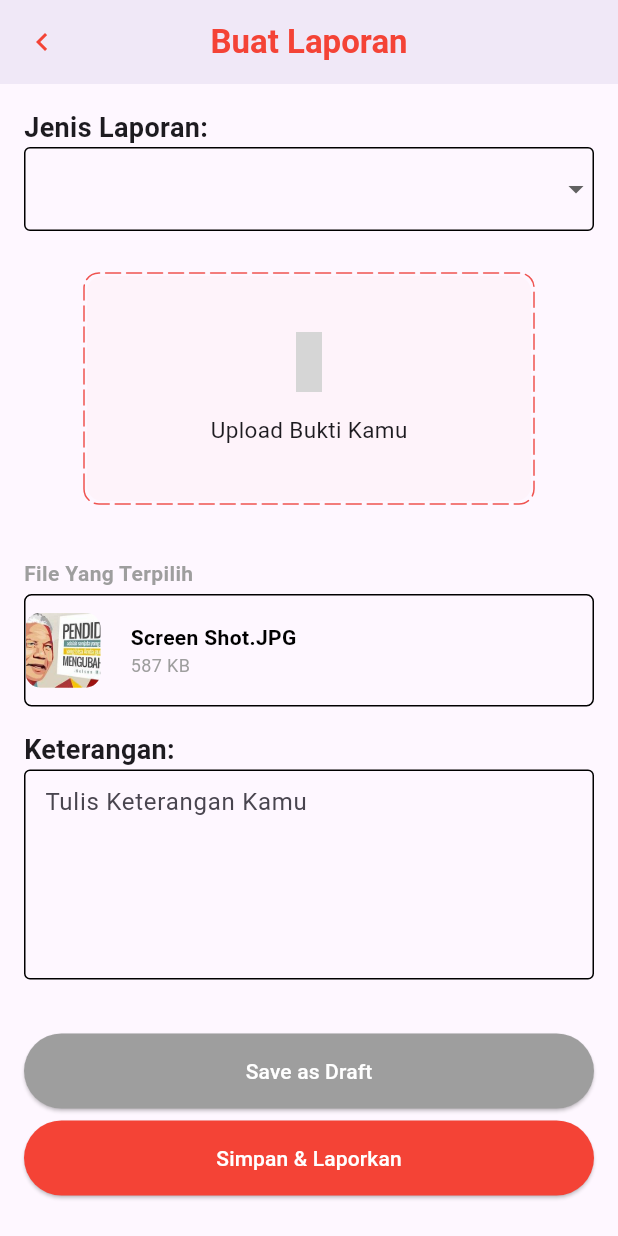
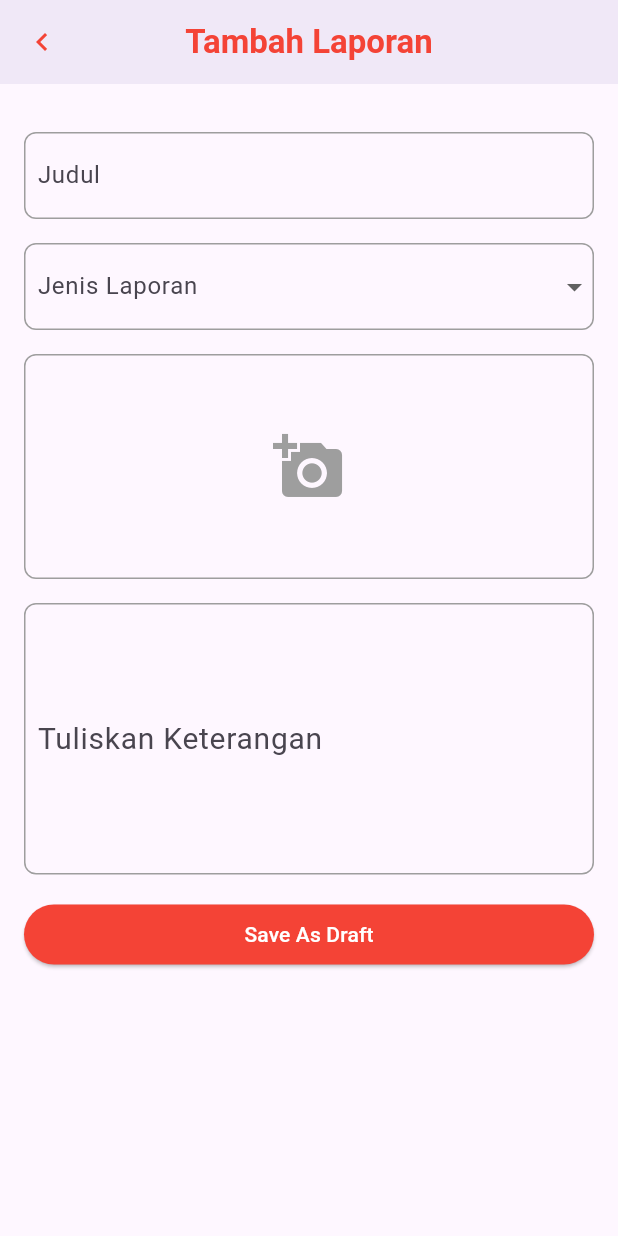
Before and after one commit to tangguhlaks/ayolapor-mobile, a Flutter app: the ReportPage screen opened directly, after a tap on "Tambah Laporan", on a phone screen of 412 x 824 dp. Run offline on Flutter 3.47's test engine with Material 3 defaults, Android fonts, the phone set to English and light mode, and no system bars; drawn by our look-alikes of dotted_border; our stand-ins replace file_picker, shared_preferences; accounts and stored records are empty; grey boxes are pictures that could not be loaded.

Commit message:
integrasi buatlaporan

```diff
--- a/lib/buatlaporan.dart
+++ b/lib/buatlaporan.dart
@@ -1,73 +1,38 @@
 import 'dart:io';
 
-import 'package:dio/dio.dart';
-import 'package:dotted_border/dotted_border.dart';
 import 'package:file_picker/file_picker.dart';
 import 'package:flutter/material.dart';
-import 'package:iconsax/iconsax.dart';
+import 'package:path/path.dart' as path;
+import 'package:http/http.dart' as http;
+import 'dart:convert';
+import 'package:shared_preferences/shared_preferences.dart';
+import 'GlobalConfig.dart';
 
 void main() {
-  runApp(MaterialApp(
-    home: BuatLaporan(),
-    debugShowCheckedModeBanner: false,
-  ));
+  runApp(MyApp());
 }
 
-class BuatLaporan extends StatefulWidget {
-  const BuatLaporan({Key? key}) : super(key: key);
-
+class MyApp extends StatelessWidget {
   @override
-  State<BuatLaporan> createState() => _BuatLaporanState();
+  Widget build(BuildContext context) {
+    return MaterialApp(
+      title: 'Tambah Laporan',
+      theme: ThemeData(
+        primaryColor: Colors.red, // Menggunakan primary color merah
+        visualDensity: VisualDensity.adaptivePlatformDensity,
+      ),
+      home: BuatLaporanPage(),
+    );
+  }
 }
 
-class _BuatLaporanState extends State<BuatLaporan>
-    with SingleTickerProviderStateMixin {
-  late AnimationController loadingController;
-  List<String> items = ['Pelecehan', 'Seksual', 'Bullying'];
-  String? selectedItem;
-
-  File? _file;
-  PlatformFile? _platformFile;
-
-  selectFile() async {
-    final file = await FilePicker.platform.pickFiles(
-        type: FileType.custom, allowedExtensions: ['png', 'jpg', 'jpeg']);
-
-    if (file != null) {
-      setState(() {
-        _file = File(file.files.single.path!);
-        _platformFile = file.files.first;
-      });
-    }
-
-    loadingController.forward();
-  }
-
-  @override
-  void initState() {
-    loadingController = AnimationController(
-      vsync: this,
-      duration: const Duration(seconds: 10),
-    )..addListener(() {
-        setState(() {});
-      });
-
-    super.initState();
-  }
-
-  @override
-  void dispose() {
-    loadingController.dispose();
-    super.dispose();
-  }
-
+class BuatLaporanPage extends StatelessWidget {
   @override
   Widget build(BuildContext context) {
     return Scaffold(
-      key: UniqueKey(),
       appBar: AppBar(
         title: const Text(
-          'Buat Laporan',
+          'Tambah Laporan',
           style: TextStyle(
             color: Colors.red,
             fontWeight: FontWeight.bold,
@@ -75,7 +40,7 @@ class _BuatLaporanState extends State<BuatLaporan>
         ),
         centerTitle: true,
         leading: IconButton(
-          icon: const Icon(
+          icon: Icon(
             Icons.keyboard_arrow_left,
             color: Colors.red,
             size: 24,
@@ -86,275 +51,216 @@ class _BuatLaporanState extends State<BuatLaporan>
         ),
         elevation: 4,
       ),
-      body: SingleChildScrollView(
+      body: Padding(
         padding: const EdgeInsets.all(16.0),
-        child: Column(
-          crossAxisAlignment: CrossAxisAlignment.start,
-          children: <Widget>[
-            const Text(
-              'Jenis Laporan:',
-              style: TextStyle(fontSize: 18, fontWeight: FontWeight.bold),
-            ),
-            DropdownButtonFormField<String>(
-              decoration: InputDecoration(
-                enabledBorder: OutlineInputBorder(
-                  borderRadius: BorderRadius.circular(4),
-                  borderSide: BorderSide(width: 1),
-                ),
-              ),
-              value: selectedItem,
-              items: items
-                  .map((item) => DropdownMenuItem<String>(
-                        value: item,
-                        child: Text(
-                          item,
-                          style: TextStyle(
-                            fontSize: 20,
-                          ),
-                        ),
-                      ))
-                  .toList(),
-              onChanged: (item) {
-                setState(() {
-                  selectedItem = item;
-                });
-              },
-            ),
-            const SizedBox(height: 8),
-            GestureDetector(
-              onTap: selectFile,
-              child: Padding(
-                padding: const EdgeInsets.symmetric(
-                    horizontal: 40.0, vertical: 20.0),
-                child: DottedBorder(
-                  borderType: BorderType.RRect,
-                  radius: Radius.circular(10),
-                  dashPattern: const [10, 4],
-                  strokeCap: StrokeCap.round,
-                  color: Colors.red.shade400,
-                  child: Container(
-                    width: double.infinity,
-                    height: 150,
-                    decoration: BoxDecoration(
-                        color: Colors.red.shade50.withOpacity(.3),
-                        borderRadius: BorderRadius.circular(10)),
-                    child: Column(
-                      mainAxisAlignment: MainAxisAlignment.center,
-                      children: [
-                        Icon(Iconsax.folder_open, color: Colors.red, size: 40),
-                        const SizedBox(height: 15),
-                        const Text(
-                          'Upload Bukti Kamu',
-                          style: TextStyle(
-                            fontSize: 15,
-                          ),
-                        ),
-                      ],
-                    ),
-                  ),
-                ),
-              ),
-            ),
-            const SizedBox(height: 16),
-            Text(
-              'File Yang Terpilih',
-              style: TextStyle(
-                  fontSize: 14,
-                  fontWeight: FontWeight.bold,
-                  color: Colors.grey),
-            ),
-            const SizedBox(height: 4),
-            Container(
-              height: 75,
-              decoration: BoxDecoration(
-                borderRadius: BorderRadius.circular(5),
-                border: Border.all(
-                  // Warna border
-                  width: 1, // Lebar border
-                ),
-              ),
-              child: Row(
-                children: [
-                  Padding(
-                    padding: EdgeInsets.only(right: 10), // Padding kanan
-                    child: ClipRRect(
-                      borderRadius: BorderRadius.circular(10), // Radius gambar
-                      child: Image.asset(
-                        'assets/berita.jpg',
-                        width: 50, // Lebar gambar
-                        height: 50, // Tinggi gambar
-                        fit: BoxFit.cover, // Menyesuaikan ukuran gambar
-                      ),
-                    ),
-                  ),
-                  SizedBox(width: 10), // Jarak antara gambar dan teks
-                  Column(
-                    crossAxisAlignment: CrossAxisAlignment.start,
-                    mainAxisAlignment: MainAxisAlignment.center,
-                    children: [
-                      Text(
-                        'Screen Shot.JPG',
-                        style: TextStyle(
-                          color: Colors.black, // Warna teks
-                          fontSize: 14, // Ukuran teks
-                          fontWeight: FontWeight
-                              .bold, // Ketebalan teks (jika diperlukan)
-                        ),
-                      ),
-                      Text(
-                        '587 KB',
-                        style: TextStyle(
-                          color: Colors.grey, // Warna teks
-                          fontSize: 12, // Ukuran teks
-                        ),
-                      ),
-                    ],
-                  ),
-                ],
-              ),
-            ),
-
-            // if (_platformFile != null)
-            //   Container(
-            //     padding: const EdgeInsets.all(20),
-            //     child: Column(
-            //       crossAxisAlignment: CrossAxisAlignment.start,
-            //       children: [
-            //         const Text(
-            //           'Selected File',
-            //           style: TextStyle(fontSize: 15),
-            //         ),
-            //         const SizedBox(height: 10),
-            //         Container(
-            //           padding: const EdgeInsets.all(8),
-            //           decoration: BoxDecoration(
-            //             borderRadius: BorderRadius.circular(10),
-            //             color: Colors.white,
-            //             boxShadow: const [
-            //               BoxShadow(
-            //                 offset: Offset(0, 1),
-            //                 blurRadius: 3,
-            //                 spreadRadius: 2,
-            //               )
-            //             ],
-            //           ),
-            //           child: Row(
-            //             children: [
-            //               ClipRRect(
-            //                 borderRadius: BorderRadius.circular(8),
-            //                 child: Image.file(_file!, width: 70),
-            //               ),
-            //               const SizedBox(width: 10),
-            //               Expanded(
-            //                 child: Column(
-            //                   crossAxisAlignment: CrossAxisAlignment.start,
-            //                   children: [
-            //                     Text(
-            //                       _platformFile!.name,
-            //                       style: const TextStyle(
-            //                           fontSize: 13, color: Colors.black),
-            //                     ),
-            //                     const SizedBox(height: 5),
-            //                     Text(
-            //                       '${(_platformFile!.size / 1024).ceil()} KB',
-            //                       style: const TextStyle(
-            //                         fontSize: 13,
-            //                       ),
-            //                     ),
-            //                     const SizedBox(height: 5),
-            //                     Container(
-            //                       height: 5,
-            //                       clipBehavior: Clip.hardEdge,
-            //                       decoration: const BoxDecoration(
-            //                         borderRadius:
-            //                             BorderRadius.all(Radius.circular(5)),
-            //                         color: Colors.red,
-            //                       ),
-            //                       child: LinearProgressIndicator(
-            //                         value: loadingController.value,
-            //                         backgroundColor: Colors.red.shade50,
-            //                       ),
-            //                     ),
-            //                   ],
-            //                 ),
-            //               ),
-            //               const SizedBox(width: 10),
-            //             ],
-            //           ),
-            //         ),
-            //       ],
-            //     ),
-            //   ),
-            const SizedBox(height: 16),
-            Text(
-              'Keterangan:',
-              style: TextStyle(fontSize: 18, fontWeight: FontWeight.bold),
-            ),
-            TextField(
-              decoration: InputDecoration(
-                enabledBorder: OutlineInputBorder(
-                  borderRadius: BorderRadius.circular(4),
-                ),
-                hintText: 'Tulis Keterangan Kamu',
-                contentPadding:
-                    EdgeInsets.symmetric(horizontal: 10.0, vertical: 10.0),
-              ),
-              minLines: 5, // Jumlah minimal baris
-              maxLines:
-                  null, // Atur ke null agar bisa menambahkan lebih dari 5 baris
-            ),
-            const SizedBox(height: 16),
-            Column(
-              children: [
-                SizedBox(height: 20),
-                SizedBox(
-                  width: double.infinity,
-                  height: 50, // Mengatur tinggi tombol
-                  child: ElevatedButton(
-                    onPressed: () {
-                      ScaffoldMessenger.of(context).showSnackBar(
-                        SnackBar(
-                          content: Text('Draft disimpan'),
-                        ),
-                      );
-                    },
-                    style: ButtonStyle(
-                      backgroundColor:
-                          MaterialStateProperty.all<Color>(Colors.grey),
-                    ),
-                    child: Text(
-                      'Save as Draft',
-                      style: TextStyle(color: Colors.white),
-                    ),
-                  ),
-                ),
-                SizedBox(height: 8),
-                SizedBox(
-                  width: double.infinity,
-                  height: 50, // Mengatur tinggi tombol
-                  child: ElevatedButton(
-                    onPressed: () {
-                      ScaffoldMessenger.of(context).showSnackBar(
-                        SnackBar(
-                          content: Text('Data disimpan dan dilaporkan'),
-                        ),
-                      );
-                    },
-                    style: ButtonStyle(
-                      backgroundColor:
-                          MaterialStateProperty.all<Color>(Colors.red),
-                    ),
-                    child: Text(
-                      'Simpan & Laporkan',
-                      style: TextStyle(color: Colors.white),
-                    ),
-                  ),
-                ),
-              ],
-            ),
-          ],
-        ),
+        child: BuatLaporanForm(),
       ),
     );
   }
 }
+
+class BuatLaporanForm extends StatefulWidget {
+  @override
+  _BuatLaporanFormState createState() => _BuatLaporanFormState();
+}
+
+class _BuatLaporanFormState extends State<BuatLaporanForm> {
+  // Controllers untuk field input
+  final TextEditingController _judulController = TextEditingController();
+  final TextEditingController _typeController = TextEditingController();
+  final TextEditingController _isiController = TextEditingController();
+  String? fileName = '';
+  String? _filePath;
+
+  // Pilihan untuk dropdown
+  List<String> _pilihan = ['Seksual', 'Bullying'];
+
+  // Method untuk menghandle submit form
+  void _submitForm() async {
+    String judul = _judulController.text;
+    String type = _typeController.text;
+    String isi = _isiController.text;
+    String imagePath =
+        _filePath!; // Assuming _filePath stores the path of the selected image
+
+    // Create a multipart request
+    var request = http.MultipartRequest(
+        'POST', Uri.parse(GlobalsConfig.url_api + 'report'));
+
+    // Add form fields
+    request.fields['title'] = judul;
+    request.fields['type'] = type;
+    request.fields['mahasiswa'] = '1';
+    request.fields['status'] = "Save as Draft";
+    request.fields['dosen_wali'] = '3';
+    request.fields['description'] = isi;
+
+    // Add image file
+    if (imagePath != null) {
+      fileName = path.basename(imagePath);
+      var imageFile = await http.MultipartFile.fromPath('prove', imagePath);
+      request.files.add(imageFile);
+    }
+
+    // Send the request
+    var streamedResponse = await request.send();
+
+    // Handle the response
+    var response = await http.Response.fromStream(streamedResponse);
+    var responseBody = json.decode(response.body);
+
+    if (responseBody['status']) {
+      SharedPreferences prefs = await SharedPreferences.getInstance();
+      prefs.setString('title', judul);
+      prefs.setString('description', isi);
+      prefs.setString('title', judul);
+      prefs.setString('image', fileName!);
+    } else {
+      print(responseBody);
+    }
+
+    ScaffoldMessenger.of(context).showSnackBar(
+      const SnackBar(
+        content: Text(
+          'Laporan Berhasil Dibuat',
+          style: TextStyle(color: Colors.white),
+        ),
+        backgroundColor: Colors.green,
+      ),
+    );
+    setState(() {
+      _filePath = null;
+      _judulController.clear();
+      _typeController.clear();
+      _isiController.clear();
+    });
+  }
+
+  // Method to handle image selection
+  void _selectImage() async {
+    FilePickerResult? result = await FilePicker.platform.pickFiles(
+      type: FileType.image,
+    );
+
+    if (result != null) {
+      setState(() {
+        _filePath = result.files.single.path!;
+      });
+    }
+  }
+
+  @override
+  Widget build(BuildContext context) {
+    return Column(
+      crossAxisAlignment: CrossAxisAlignment.stretch,
+      children: <Widget>[
+        SizedBox(height: 16.0), // Spasi antara field
+        // Input judul
+        Container(
+          decoration: BoxDecoration(
+            border: Border.all(color: Colors.grey),
+            borderRadius: BorderRadius.circular(8.0),
+          ),
+          child: TextField(
+            controller: _judulController,
+            decoration: InputDecoration(
+              labelText: 'Judul',
+              contentPadding: EdgeInsets.all(8.0),
+              border: InputBorder.none,
+            ),
+          ),
+        ),
+        SizedBox(height: 16.0),
+        // Input jenis laporan
+        Container(
+          decoration: BoxDecoration(
+            border: Border.all(color: Colors.grey),
+            borderRadius: BorderRadius.circular(8.0),
+          ),
+          child: DropdownButtonFormField<String>(
+            value:
+                _typeController.text.isNotEmpty ? _typeController.text : null,
+            items: _pilihan.map((String value) {
+              return DropdownMenuItem<String>(
+                value: value,
+                child: Text(value),
+              );
+            }).toList(),
+            onChanged: (String? value) {
+              setState(() {
+                _typeController.text = value!;
+              });
+            },
+            decoration: InputDecoration(
+              labelText: 'Jenis Laporan',
+              contentPadding: EdgeInsets.all(8.0),
+              border: InputBorder.none,
+            ),
+          ),
+        ),
+        SizedBox(height: 16.0),
+        // Upload Image
+        InkWell(
+          onTap: _selectImage, // Call _selectImage when tapped
+          child: Container(
+            height: 150,
+            width: double.infinity,
+            decoration: BoxDecoration(
+              border: Border.all(color: Colors.grey),
+              borderRadius: BorderRadius.circular(8.0),
+            ),
+            child: _filePath != null
+                ? Image.file(
+                    File(_filePath!),
+                    fit: BoxFit.cover,
+                  )
+                : Icon(
+                    Icons.add_a_photo,
+                    size: 48,
+                    color: Colors.grey,
+                  ),
+          ),
+        ),
+        SizedBox(height: 16.0), // Spasi antara field
+        // Input isi berita
+        Container(
+          decoration: BoxDecoration(
+            border: Border.all(color: Colors.grey),
+            borderRadius: BorderRadius.circular(8.0),
+          ),
+          child: TextField(
+            controller: _isiController,
+            minLines: 5, // Minimal 5 baris
+            maxLines: null, // Maksimum baris tidak terbatas
+            decoration: InputDecoration(
+              border: InputBorder.none,
+              contentPadding: EdgeInsets.fromLTRB(8.0, 10.0, 30.0, 30.0), // Sesuaikan padding atas untuk menghindari tumpang tindih dengan label
+              labelStyle: TextStyle(fontSize: 20), // Atur ukuran label di sini
+              labelText: 'Tuliskan Keterangan', // Hapus label dari input field
+            ),
+            textAlignVertical: TextAlignVertical.top, // Geser teks ke atas
+            keyboardType: TextInputType.multiline, // Aktifkan input multiline
+          ),
+        ),
+        SizedBox(height: 16.0), // Spasi antara field
+        // Tombol untuk submit
+        ElevatedButton(
+          onPressed: _submitForm,
+          child: Text('Save As Draft', style: TextStyle(color: Colors.white)),
+          style: ButtonStyle(
+            backgroundColor: MaterialStateProperty.all<Color>(Colors.red),
+          ),
+        ),
+      ],
+    );
+  }
+
+  @override
+  void dispose() {
+    // Clean up controller ketika widget di-dispose
+    _judulController.dispose();
+    _typeController.dispose();
+    _isiController.dispose();
+    super.dispose();
+  }
+}
--- a/lib/homepage.dart
+++ b/lib/homepage.dart
@@ -12,7 +12,7 @@ class HomePage extends StatelessWidget {
   void _navigateToBuatLaporan(BuildContext context) {
     Navigator.push(
       context,
-      MaterialPageRoute(builder: (context) => BuatLaporan()),
+      MaterialPageRoute(builder: (context) => BuatLaporanPage()),
     );
   }
 
--- a/lib/reportpage.dart
+++ b/lib/reportpage.dart
@@ -105,7 +105,7 @@ Widget build(BuildContext context) {
             onPressed: ()=>{
               Navigator.push(
                 context,
-                MaterialPageRoute(builder: (context) => BuatLaporan()),
+                MaterialPageRoute(builder: (context) => BuatLaporanPage()),
               )
             },
             style: ButtonStyle(
```
Also changed, not shown: lib/detaillaporan.dart (+20 -41 lines).
